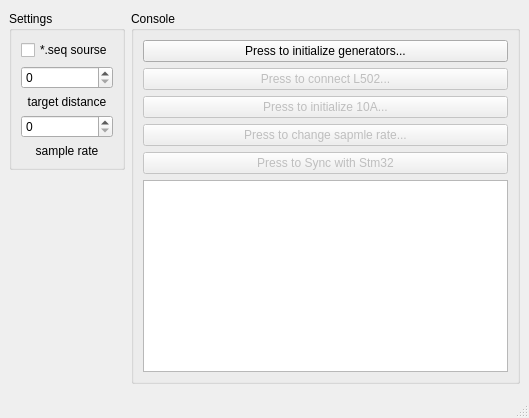
This is mainwindow.ui in Azazelloo/L502_Widget_QT_Git as Qt 5 draws it before an edit. The edited form follows.
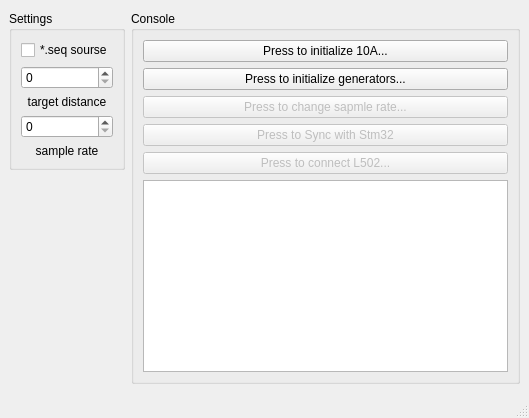
This is the edited form.

Patch:
```diff
--- a/mainwindow.ui
+++ b/mainwindow.ui
@@ -85,7 +85,20 @@
        <string>Console</string>
       </property>
       <layout class="QGridLayout" name="gridLayout">
-       <item row="4" column="1">
+       <item row="8" column="1">
+        <widget class="QTextBrowser" name="textBrowser"/>
+       </item>
+       <item row="7" column="1">
+        <widget class="QPushButton" name="connectL502devices">
+         <property name="enabled">
+          <bool>false</bool>
+         </property>
+         <property name="text">
+          <string>Press to connect L502...</string>
+         </property>
+        </widget>
+       </item>
+       <item row="6" column="1">
         <widget class="QPushButton" name="SyncStm32">
          <property name="enabled">
           <bool>false</bool>
@@ -95,7 +108,7 @@
          </property>
         </widget>
        </item>
-       <item row="0" column="1">
+       <item row="1" column="1">
         <widget class="QPushButton" name="initGens">
          <property name="layoutDirection">
           <enum>Qt::LeftToRight</enum>
@@ -111,30 +124,7 @@
          </property>
         </widget>
        </item>
-       <item row="2" column="1">
-        <widget class="QPushButton" name="init10A">
-         <property name="enabled">
-          <bool>false</bool>
-         </property>
-         <property name="text">
-          <string>Press to initialize 10A...</string>
-         </property>
-        </widget>
-       </item>
        <item row="5" column="1">
-        <widget class="QTextBrowser" name="textBrowser"/>
-       </item>
-       <item row="1" column="1">
-        <widget class="QPushButton" name="connectL502devices">
-         <property name="enabled">
-          <bool>false</bool>
-         </property>
-         <property name="text">
-          <string>Press to connect L502...</string>
-         </property>
-        </widget>
-       </item>
-       <item row="3" column="1">
         <widget class="QPushButton" name="changeSampleRate">
          <property name="enabled">
           <bool>false</bool>
@@ -144,6 +134,16 @@
          </property>
         </widget>
        </item>
+       <item row="0" column="1">
+        <widget class="QPushButton" name="init10A">
+         <property name="enabled">
+          <bool>true</bool>
+         </property>
+         <property name="text">
+          <string>Press to initialize 10A...</string>
+         </property>
+        </widget>
+       </item>
       </layout>
      </widget>
     </item>
```
